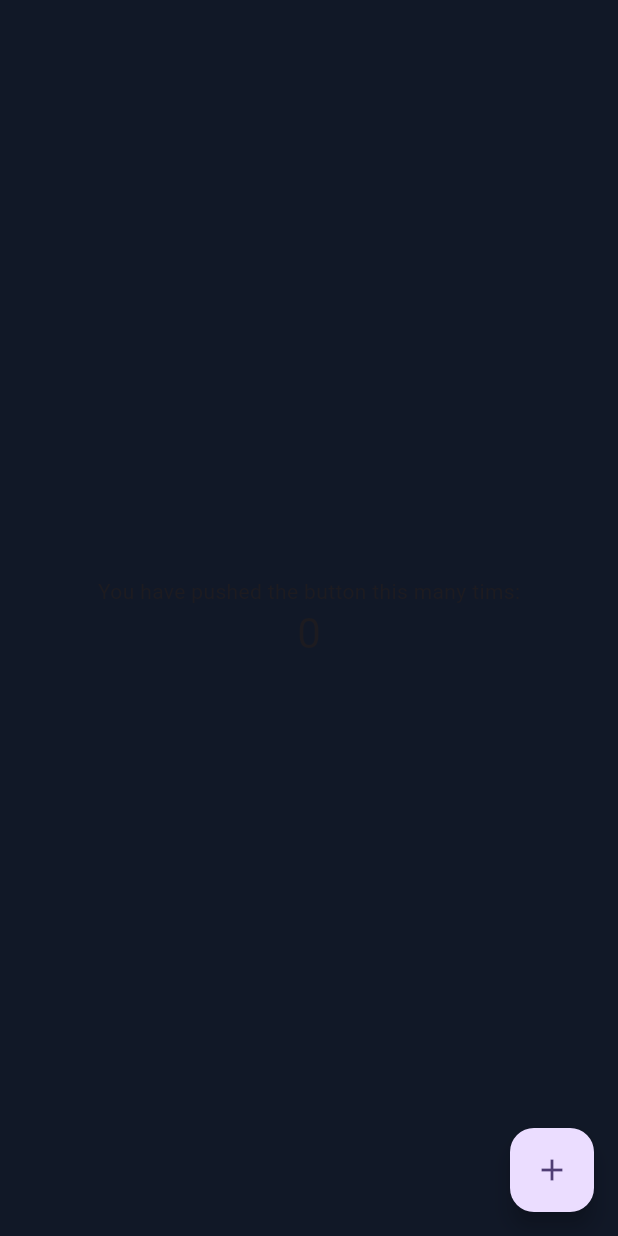
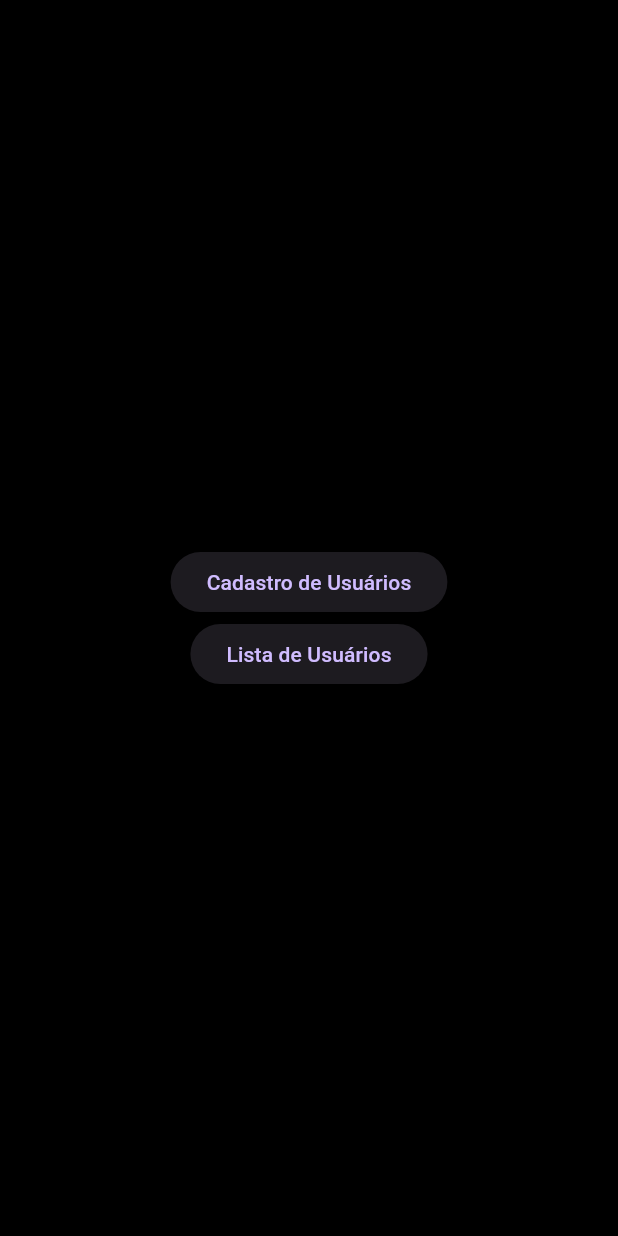
Before and after one commit to erikvix/dartTests, a Flutter app: the screen it shows after launch, on a phone screen of 412 x 824 dp. Run offline on Flutter 3.47's test engine with Material 3 defaults, Android fonts, the phone set to English and light mode, and no system bars.

Commit message:
feat bunch of stuff:

```diff
--- a/lib/main.dart
+++ b/lib/main.dart
@@ -1,5 +1,6 @@
 import 'package:flutter/material.dart';
-import 'package:app2/theme/colorTheme.dart';
+import "package:app2/screen/addScreen.dart";
+import "package:app2/screen/listaScreen.dart";
 
 void main() {
   runApp(const MyApp());
@@ -11,57 +12,46 @@ class MyApp extends StatelessWidget {
   @override
   Widget build(BuildContext context) {
     return MaterialApp(
-      title: 'Flutter Demo',
-      theme: ThemeData(
-        colorScheme: ColorScheme.fromSeed(seedColor: Colors.deepPurple),
-        useMaterial3: true,
-      ),
-      home: const HomePage(title: 'Home Page'),
+      title: 'Gerenciador de Usuários',
+      debugShowCheckedModeBanner: false,
+      theme: ThemeData.dark(),
+      home: HomePage(),
     );
   }
 }
 
-class HomePage extends StatefulWidget {
-  const HomePage({super.key, required this.title});
-
-  final String title;
-
-  @override
-  State<HomePage> createState() => _HomePageState();
-}
-
-class _HomePageState extends State<HomePage> {
-  int _counter = 0;
-
-  void _incrementCounter() {
-    setState(() {
-      _counter++;
-    });
-  }
-
+class HomePage extends StatelessWidget {
   @override
   Widget build(BuildContext context) {
     return Scaffold(
-      backgroundColor: AppColors.gray900,
+      backgroundColor: Colors.black,
       body: Center(
         child: Column(
           mainAxisAlignment: MainAxisAlignment.center,
-          children: <Widget>[
-            const Text(
-              'You have pushed the button this many tims:',
+          children: [
+            ElevatedButton(
+              onPressed: () {
+                Navigator.push(
+                  context,
+                  MaterialPageRoute(
+                      builder: (context) => const CadastroUsuarios()),
+                );
+              },
+              child: const Text("Cadastro de Usuários"),
             ),
-            Text(
-              '$_counter',
-              style: Theme.of(context).textTheme.headlineMedium,
+            ElevatedButton(
+              onPressed: () {
+                Navigator.push(
+                  context,
+                  MaterialPageRoute(
+                      builder: (context) => const ListaUsuarios()),
+                );
+              },
+              child: const Text("Lista de Usuários"),
             ),
           ],
         ),
       ),
-      floatingActionButton: FloatingActionButton(
-        onPressed: _incrementCounter,
-        tooltip: 'Increment',
-        child: const Icon(Icons.add),
-      ), // This trailing comma makes auto-formatting nicer for build methods.
     );
   }
 }
```
Also changed, not shown: lib/screen/addScreen.dart (added, +174 -0 lines), lib/screen/listaScreen.dart (added, +58 -0 lines), lib/theme/colorTheme.dart (+15 -0 lines), pubspec.yaml (+4 -74 lines), pubspec.lock, 1 other file.
